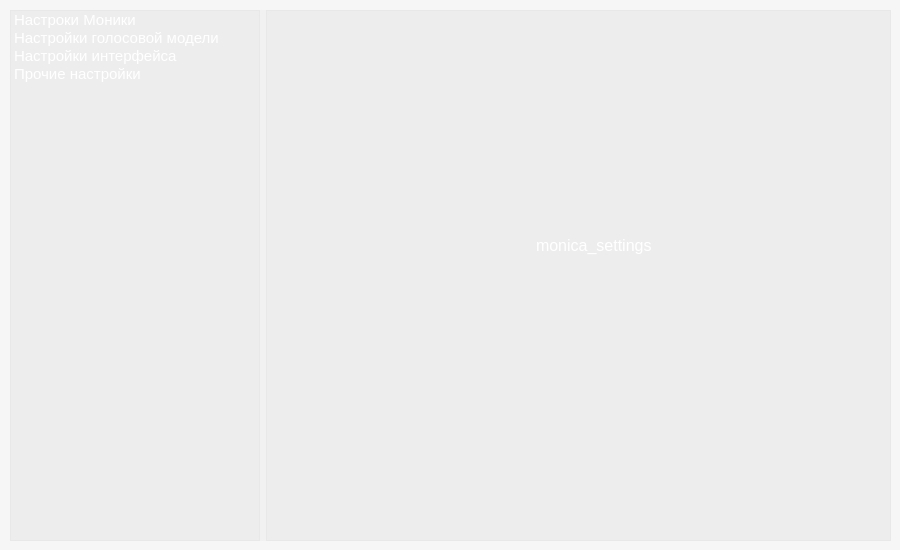
Before: the Qt Designer form UI/main_page.ui in Patrick-002/Monica, drawn with Qt 5.
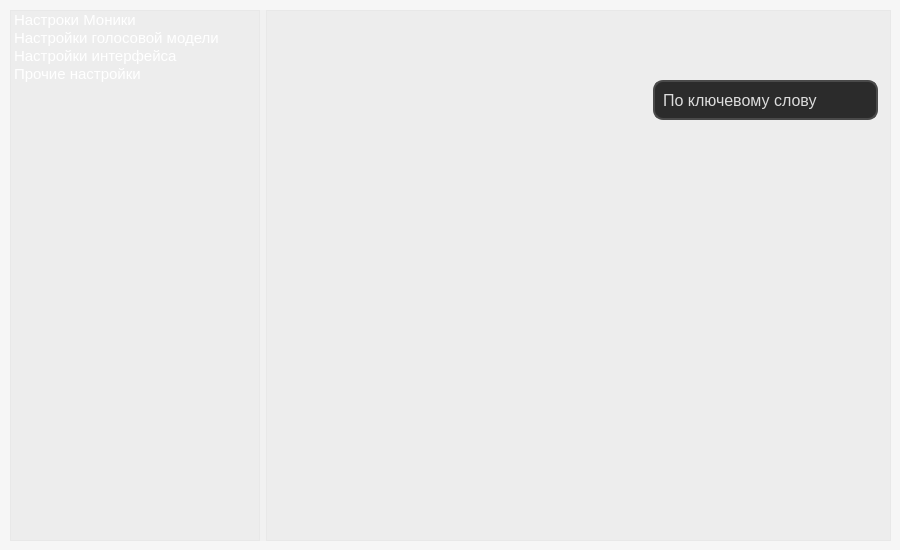
After: the same form once the commit is applied. The open tabs and pages were chosen to show the change. Icons and pictures are not drawn.

The edit to the form file:
```diff
--- a/UI/main_page.ui
+++ b/UI/main_page.ui
@@ -105,10 +105,10 @@
         <widget class="QStackedWidget" name="page_dock">
          <property name="geometry">
           <rect>
-           <x>10</x>
-           <y>10</y>
-           <width>601</width>
-           <height>501</height>
+           <x>0</x>
+           <y>0</y>
+           <width>621</width>
+           <height>531</height>
           </rect>
          </property>
          <property name="styleSheet">
@@ -324,19 +324,109 @@
           </widget>
          </widget>
          <widget class="QWidget" name="monica_settings">
-          <widget class="QLabel" name="label_3">
-           <property name="geometry">
-            <rect>
-             <x>260</x>
-             <y>180</y>
-             <width>251</width>
-             <height>91</height>
-            </rect>
-           </property>
-           <property name="text">
-            <string>monica_settings</string>
-           </property>
-          </widget>
+          <layout class="QHBoxLayout" name="horizontalLayout_4">
+           <item>
+            <layout class="QVBoxLayout" name="verticalLayout_4">
+             <item>
+              <layout class="QHBoxLayout" name="horizontalLayout_5">
+               <item>
+                <spacer name="horizontalSpacer_2">
+                 <property name="orientation">
+                  <enum>Qt::Orientation::Horizontal</enum>
+                 </property>
+                 <property name="sizeType">
+                  <enum>QSizePolicy::Policy::Fixed</enum>
+                 </property>
+                 <property name="sizeHint" stdset="0">
+                  <size>
+                   <width>400</width>
+                   <height>20</height>
+                  </size>
+                 </property>
+                </spacer>
+               </item>
+               <item>
+                <widget class="QComboBox" name="VoiceMode_comboBox">
+                 <property name="minimumSize">
+                  <size>
+                   <width>0</width>
+                   <height>40</height>
+                  </size>
+                 </property>
+                 <property name="styleSheet">
+                  <string notr="true">QComboBox {
+    border: 2px solid #4a4a4a;
+    border-radius: 10px;
+    padding: 8px;
+    padding-right: 30px;
+    font-size: 16px;
+    background-color: #2b2b2b;
+    color: #dcdcdc;
+}
+
+QComboBox:hover {
+    border: 2px solid #6a6a6a;
+}
+
+QComboBox:focus {
+    border: 2px solid #9a9edb;
+    background-color: #3a3a3a;
+}
+
+QComboBox::drop-down {
+    border: none;
+    width: 24px;
+    background-color: transparent;
+    subcontrol-origin: padding;
+    subcontrol-position: top right;
+    margin: 2px;
+}
+
+QComboBox::down-arrow {
+    image: url(/res/arrow_down.png); /* Убедитесь, что путь совпадает с ресурсом */
+    width: 12px;
+    height: 12px;
+}
+</string>
+                 </property>
+                 <item>
+                  <property name="text">
+                   <string>По ключевому слову</string>
+                  </property>
+                 </item>
+                 <item>
+                  <property name="text">
+                   <string>По нажатию</string>
+                  </property>
+                 </item>
+                 <item>
+                  <property name="text">
+                   <string>По удержанию</string>
+                  </property>
+                 </item>
+                </widget>
+               </item>
+              </layout>
+             </item>
+             <item>
+              <spacer name="verticalSpacer">
+               <property name="orientation">
+                <enum>Qt::Orientation::Vertical</enum>
+               </property>
+               <property name="sizeType">
+                <enum>QSizePolicy::Policy::Fixed</enum>
+               </property>
+               <property name="sizeHint" stdset="0">
+                <size>
+                 <width>20</width>
+                 <height>350</height>
+                </size>
+               </property>
+              </spacer>
+             </item>
+            </layout>
+           </item>
+          </layout>
          </widget>
          <widget class="QWidget" name="interface_settings_page">
           <widget class="QLabel" name="label_2">
```
Left out of the diff: 2 changed lines with no effect on the pictures.
